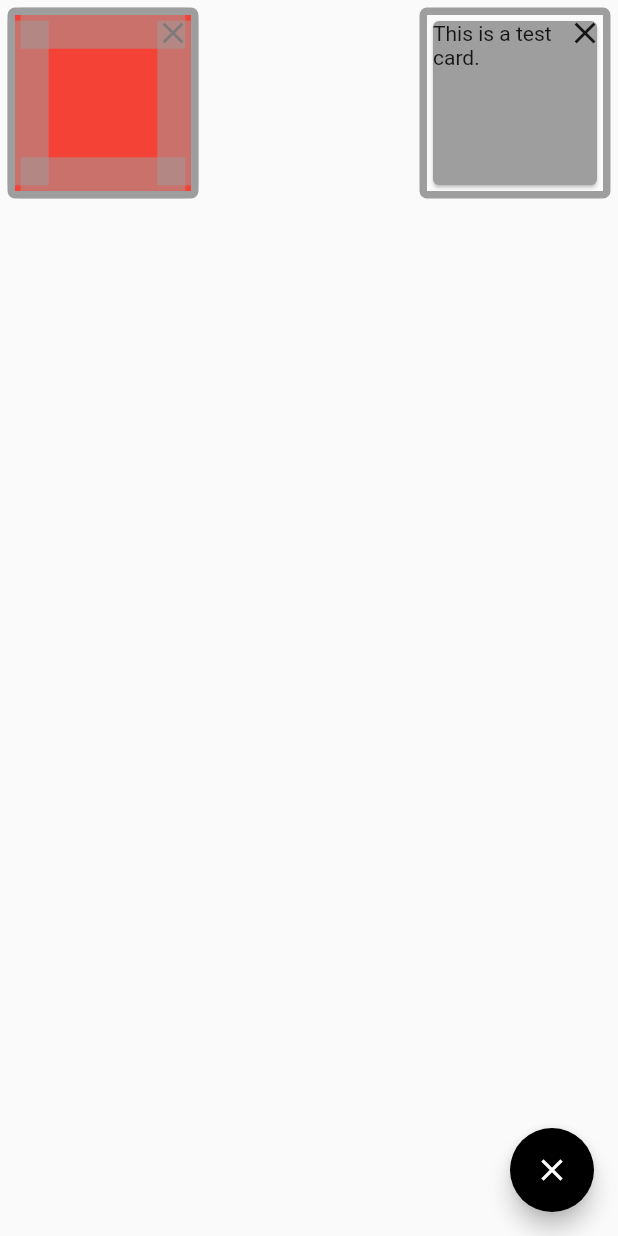
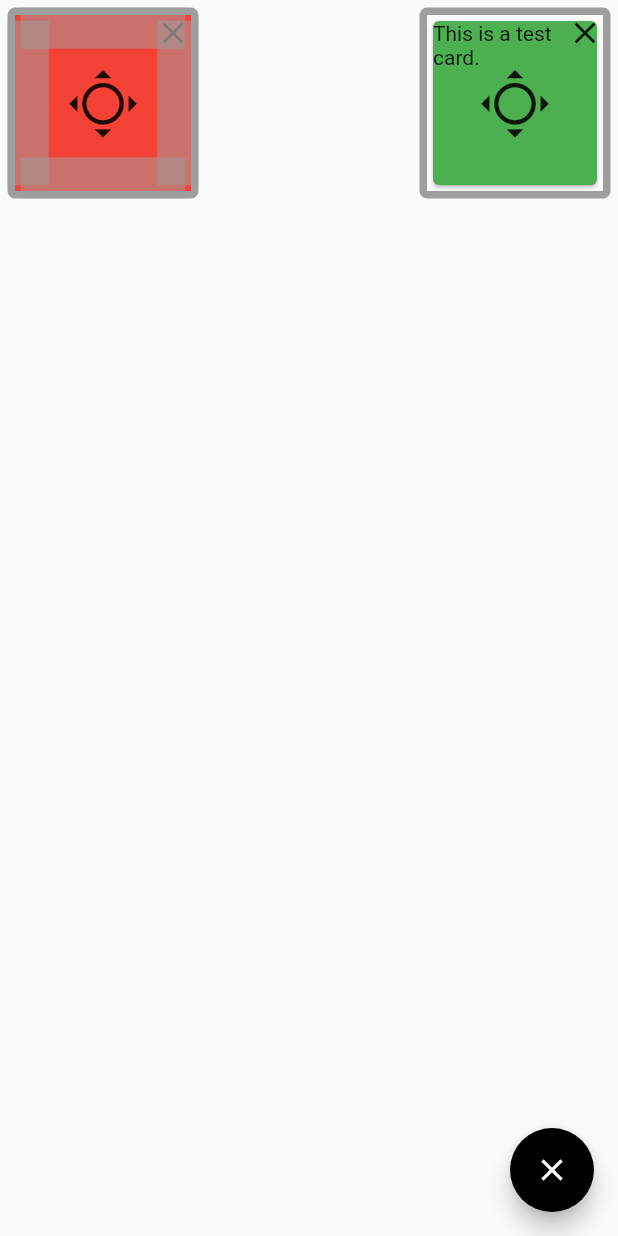
Before and after one commit to incompetent-tester/dynamic_column, a Flutter app: the screen it shows after launch, after a tap on the "edit" icon, on a phone screen of 412 x 824 dp. Run offline on Flutter 3.47's test engine with Material 2 defaults, Android fonts, the phone set to English and light mode, and no system bars.

Commit message:
Change move behaviour

```diff
--- a/example/lib/main.dart
+++ b/example/lib/main.dart
@@ -16,8 +16,9 @@ class _MyAppState extends State<MyApp> {
   var _editable = false;
   final _props = {
     BoardProps(id: "item_1", pos: const BoardXY(x: 0, y: 0)),
-    BoardProps(id: "item_2", pos: const BoardXY(x: 4.0, y: 3.0), resizable: false),
+    BoardProps(id: "item_2", pos: const BoardXY(x: 4.0, y: 3.0), height: 2, width: 2, resizable: false),
     BoardProps(id: "item_3", pos: const BoardXY(x: 2.0, y: 0.0), resizable: false),
+    BoardProps(id: "item_4", pos: const BoardXY(x: 2.0, y: 6.0), height: 2, width: 2, resizable: false),
   };
 
   @override
@@ -59,7 +60,7 @@ class _MyAppState extends State<MyApp> {
             BoardItem(
               id: 'item_3',
               child: Card(
-                color: Colors.grey,
+                color: Colors.green,
                 child: Column(
                   crossAxisAlignment: CrossAxisAlignment.stretch,
                   children: const [
@@ -67,7 +68,13 @@ class _MyAppState extends State<MyApp> {
                   ],
                 ),
               ),
-            )
+            ),
+            BoardItem(
+              id: "item_4",
+              child: Container(
+                color: Colors.amberAccent,
+              ),
+            ),
           ],
           props: _props,
         ),
--- a/lib/src/components/move_resize_container.dart
+++ b/lib/src/components/move_resize_container.dart
@@ -1,4 +1,5 @@
 import 'dart:async';
+import 'dart:math';
 
 import 'package:dynamic_board/src/data/board_theme_data.dart';
 import 'package:flutter/material.dart';
@@ -164,13 +165,18 @@ class _MoveResizeContainerState extends State<MoveResizeContainer> {
     );
   }
 
-  @override
-  Widget build(BuildContext context) {
-    return GestureDetector(
-      onLongPressStart: (_) {
+  Widget _buildMove() {
+    return Positioned.fill(
+      child: Align(
+        alignment: Alignment.center,
+        child: GestureDetector(
+          onTapDown: (_) {
             widget.onDrag(true);
           },
-      onLongPressMoveUpdate: (details) {
+          onTapUp: (_) {
+            widget.onDrag(false);
+          },
+          onPanUpdate: (details) {
             if (widget.editMode) {
               double x = details.globalPosition.dx / widget.gridSize - widget.containerW / 2;
               double y = ((details.globalPosition.dy + widget.scrollCtrlRef.offset) / widget.gridSize - widget.containerH / 2);
@@ -178,12 +184,26 @@ class _MoveResizeContainerState extends State<MoveResizeContainer> {
               widget.onDragMove(_snap(x), _snap(y));
             }
           },
-      onLongPressEnd: (_) {
+          onPanEnd: (_) {
             widget.onDrag(false);
           },
-      child: Stack(
+          behavior: HitTestBehavior.opaque,
+          child: Transform.rotate(
+            angle: pi / 4,
+            child: widget.themeData.moveIcon,
+          ),
+        ),
+      ),
+    );
+  }
+
+  @override
+  Widget build(BuildContext context) {
+    return Stack(
       children: [
         widget.child,
+
+        if (widget.editMode) _buildMove(),
 
         //
         if (widget.editMode && widget.resizable) _buildResizerRB(align: Alignment.centerRight),
@@ -197,7 +217,6 @@ class _MoveResizeContainerState extends State<MoveResizeContainer> {
         //
         if (widget.editMode && widget.resizable) _buildResizerLT(align: Alignment.topCenter),
       ],
-      ),
     );
   }
 }
--- a/lib/src/data/board_theme_data.dart
+++ b/lib/src/data/board_theme_data.dart
@@ -11,8 +11,10 @@ class BoardThemeData {
 
   final EdgeInsets margin;
 
-  const BoardThemeData(
-      {this.resizeHandlerColor = Colors.grey,
+  final Icon moveIcon;
+
+  const BoardThemeData({
+    this.resizeHandlerColor = Colors.grey,
     this.resizeHandlerOpacity = 0.5,
 
     //
@@ -23,5 +25,9 @@ class BoardThemeData {
     this.margin = const EdgeInsets.all(5.0),
 
     //
-      this.removeIcon = const Icon(Icons.close)});
+    this.removeIcon = const Icon(Icons.close),
+
+    //
+    this.moveIcon = const Icon(Icons.all_out, size: 48),
+  });
 }
--- a/lib/src/data/grid_map.dart
+++ b/lib/src/data/grid_map.dart
@@ -6,7 +6,7 @@ import 'package:dynamic_board/src/data/board_props.dart';
 /// Quad Tree Implementation
 ///
 class GridMap {
-  final _setYDir = SplayTreeSet<BoardProps>((a, b) => (((a.pos.y + a.height) - (b.pos.y + b.height)) * 10).toInt());
+  final _setYDir = SplayTreeSet<BoardProps>((a, b) => ((a.pos.y + a.height) * 10 - (b.pos.y + b.height) * 10).toInt());
 
   void insert(BoardProps props) {
     _setYDir.add(props);
```
Lines whose indentation alone changed are shown as unchanged.
